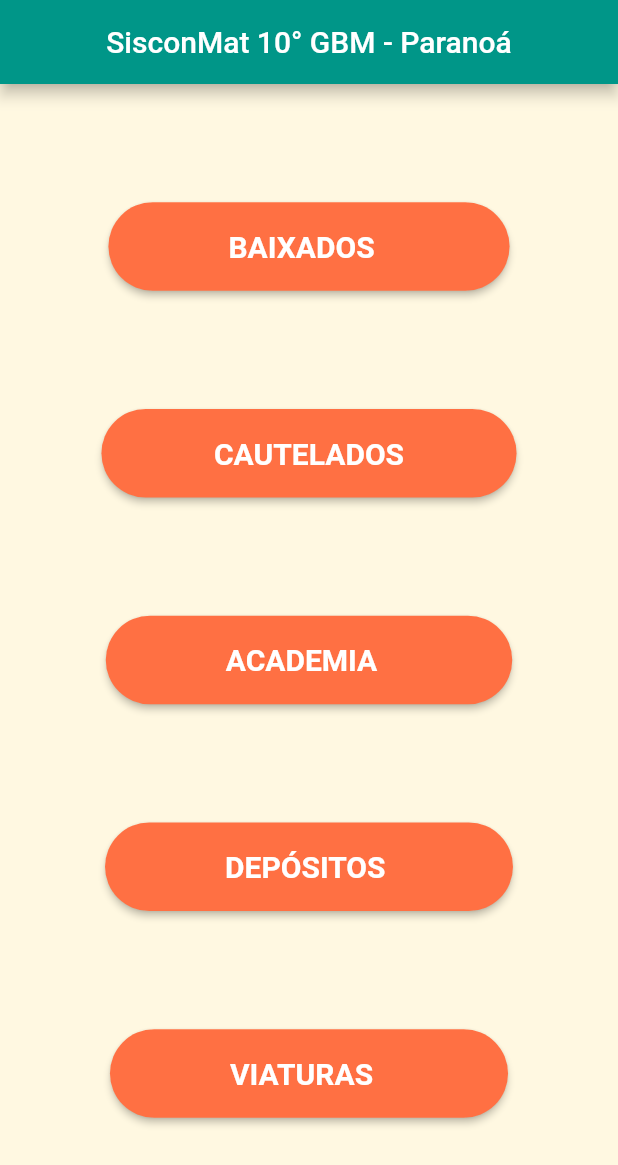
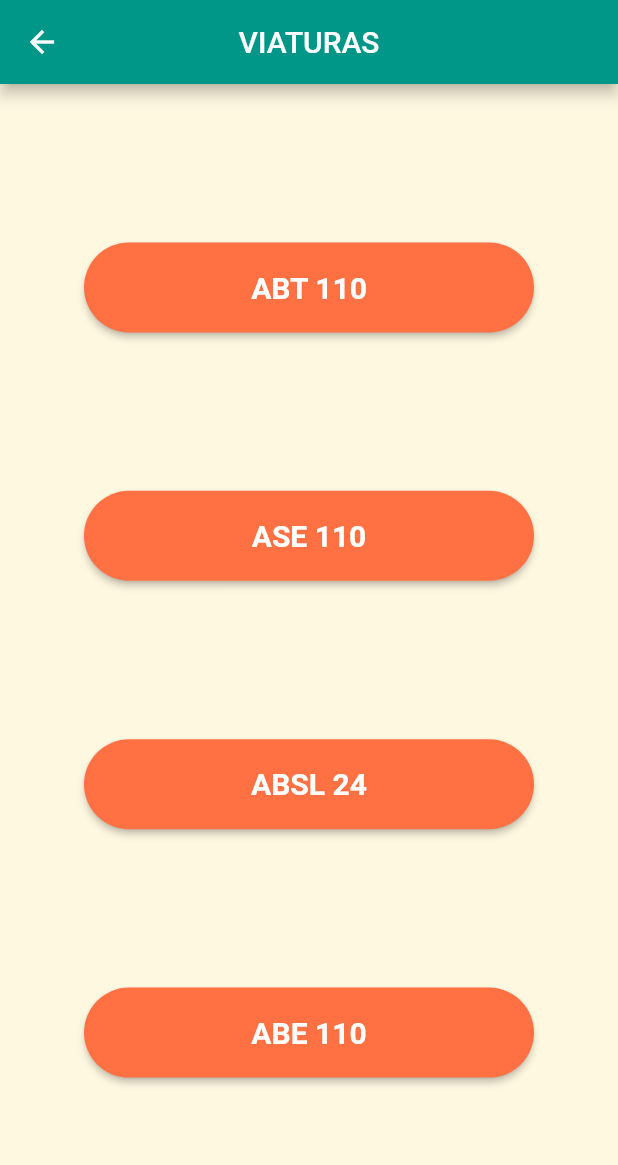
Before and after one commit to ivan-schneider/SiscoMat, a Flutter app: the screen it shows after launch, after a tap on "VIATURAS", on a phone screen of 412 x 824 dp. Shown: the top 1165 px of the screen. Run offline on Flutter 3.47's test engine with Material 2 defaults, Android fonts, the light colour scheme and no system bars.

Commit message:
Adicionada página do ABSL e primeiras CheckListTile

```diff
--- /dev/null
+++ b/lib/home_page.dart
@@ -0,0 +1,126 @@
+// ignore_for_file: prefer_const_constructors, use_key_in_widget_constructors
+
+import 'package:flutter/material.dart';
+import 'depositos_page.dart';
+import 'viaturas_page.dart';
+
+class HomePage extends StatelessWidget {
+  @override
+  Widget build(BuildContext context) {
+    return Scaffold(
+      backgroundColor: Colors.amber[50],
+      appBar: AppBar(
+        title: Text('SisconMat 10° GBM - Paranoá'),
+        centerTitle: true,
+      ),
+      body: Center(
+        //width: MediaQuery.of(context).size.width,
+        child: Column(
+          crossAxisAlignment: CrossAxisAlignment.center,
+          mainAxisAlignment: MainAxisAlignment.spaceEvenly,
+          children: <Widget>[
+            /*SizedBox(height: 30),
+            Container(
+              margin: EdgeInsets.all(17),
+              alignment: Alignment.center,
+              height: 60,
+              decoration: BoxDecoration(
+                  color: Colors.deepOrange[400],
+                  borderRadius: BorderRadius.circular(60)),*/
+            ElevatedButton(
+              child: Text(
+                "BAIXADOS",
+                style: TextStyle(
+                  color: Colors.white,
+                  fontSize: 20,
+                  fontWeight: FontWeight.bold,
+                ),
+              ),
+              style: ElevatedButton.styleFrom(
+                  shape: RoundedRectangleBorder(
+                    borderRadius: BorderRadius.circular(60),
+                  ),
+                  minimumSize: Size(300, 60),
+                  primary: Colors.deepOrange[400]),
+              onPressed: () {},
+            ),
+            ElevatedButton(
+              child: Text(
+                "CAUTELADOS",
+                style: TextStyle(
+                  color: Colors.white,
+                  fontSize: 20,
+                  fontWeight: FontWeight.bold,
+                ),
+              ),
+              style: ElevatedButton.styleFrom(
+                  shape: RoundedRectangleBorder(
+                    borderRadius: BorderRadius.circular(50),
+                  ),
+                  minimumSize: Size(300, 60),
+                  primary: Colors.deepOrange[400]),
+              onPressed: () {},
+            ),
+            ElevatedButton(
+              child: Text(
+                "ACADEMIA",
+                style: TextStyle(
+                  color: Colors.white,
+                  fontSize: 20,
+                  fontWeight: FontWeight.bold,
+                ),
+              ),
+              style: ElevatedButton.styleFrom(
+                  shape: RoundedRectangleBorder(
+                    borderRadius: BorderRadius.circular(60),
+                  ),
+                  minimumSize: Size(300, 60),
+                  primary: Colors.deepOrange[400]),
+              onPressed: () {},
+            ),
+            ElevatedButton(
+              child: Text(
+                "DEPÓSITOS",
+                style: TextStyle(
+                  color: Colors.white,
+                  fontSize: 20,
+                  fontWeight: FontWeight.bold,
+                ),
+              ),
+              style: ElevatedButton.styleFrom(
+                  shape: RoundedRectangleBorder(
+                    borderRadius: BorderRadius.circular(60),
+                  ),
+                  minimumSize: Size(300, 60),
+                  primary: Colors.deepOrange[400]),
+              onPressed: () {
+                Navigator.push(context,
+                    MaterialPageRoute(builder: (context) => DepositosPage()));
+              },
+            ),
+            ElevatedButton(
+              child: Text(
+                "VIATURAS",
+                style: TextStyle(
+                  color: Colors.white,
+                  fontSize: 20,
+                  fontWeight: FontWeight.bold,
+                ),
+              ),
+              style: ElevatedButton.styleFrom(
+                  shape: RoundedRectangleBorder(
+                    borderRadius: BorderRadius.circular(60),
+                  ),
+                  minimumSize: Size(300, 60),
+                  primary: Colors.deepOrange[400]),
+              onPressed: () {
+                Navigator.push(context,
+                    MaterialPageRoute(builder: (context) => ViaturasPage()));
+              },
+            ),
+          ],
+        ),
+      ),
+    );
+  }
+}
--- a/lib/main.dart
+++ b/lib/main.dart
@@ -1,4 +1,7 @@
+// ignore_for_file: use_key_in_widget_constructors, prefer_const_constructors
+
 import 'package:flutter/material.dart';
+import 'home_page.dart';
 
 void main() => runApp(MyApp());
 
@@ -13,118 +16,3 @@ class MyApp extends StatelessWidget {
     );
   }
 }
-
-class HomePage extends StatelessWidget {
-  @override
-  Widget build(BuildContext context) {
-    return Scaffold(
-      backgroundColor: Colors.amber[50],
-      appBar: AppBar(
-        title: Text('SisconMat 10° GBM - Paranoá'),
-        centerTitle: true,
-      ),
-      body: Center(
-        //width: MediaQuery.of(context).size.width,
-        child: Column(
-          crossAxisAlignment: CrossAxisAlignment.center,
-          mainAxisAlignment: MainAxisAlignment.spaceEvenly,
-          children: <Widget>[
-            /*SizedBox(height: 30),
-            Container(
-              margin: EdgeInsets.all(17),
-              alignment: Alignment.center,
-              height: 60,
-              decoration: BoxDecoration(
-                  color: Colors.deepOrange[400],
-                  borderRadius: BorderRadius.circular(60)),*/
-            ElevatedButton(
-              child: Text(
-                "BAIXADOS  ",
-                style: TextStyle(
-                  color: Colors.white,
-                  fontSize: 20,
-                  fontWeight: FontWeight.bold,
-                ),
-              ),
-              style: ElevatedButton.styleFrom(
-                  shape: RoundedRectangleBorder(
-                    borderRadius: BorderRadius.circular(60),
-                  ),
-                  padding: EdgeInsets.symmetric(vertical: 18, horizontal: 80),
-                  primary: Colors.deepOrange[400]),
-              onPressed: () {},
-            ),
-            ElevatedButton(
-              child: Text(
-                "CAUTELADOS",
-                style: TextStyle(
-                  color: Colors.white,
-                  fontSize: 20,
-                  fontWeight: FontWeight.bold,
-                ),
-              ),
-              style: ElevatedButton.styleFrom(
-                  shape: RoundedRectangleBorder(
-                    borderRadius: BorderRadius.circular(50),
-                  ),
-                  padding: EdgeInsets.symmetric(vertical: 18, horizontal: 75),
-                  primary: Colors.deepOrange[400]),
-              onPressed: () {},
-            ),
-            ElevatedButton(
-              child: Text(
-                "ACADEMIA  ",
-                style: TextStyle(
-                  color: Colors.white,
-                  fontSize: 20,
-                  fontWeight: FontWeight.bold,
-                ),
-              ),
-              style: ElevatedButton.styleFrom(
-                  shape: RoundedRectangleBorder(
-                    borderRadius: BorderRadius.circular(60),
-                  ),
-                  padding: EdgeInsets.symmetric(vertical: 18, horizontal: 80),
-                  primary: Colors.deepOrange[400]),
-              onPressed: () {},
-            ),
-            ElevatedButton(
-              child: Text(
-                "DEPÓSITOS ",
-                style: TextStyle(
-                  color: Colors.white,
-                  fontSize: 20,
-                  fontWeight: FontWeight.bold,
-                ),
-              ),
-              style: ElevatedButton.styleFrom(
-                  shape: RoundedRectangleBorder(
-                    borderRadius: BorderRadius.circular(60),
-                  ),
-                  padding: EdgeInsets.symmetric(vertical: 18, horizontal: 80),
-                  primary: Colors.deepOrange[400]),
-              onPressed: () {},
-            ),
-            ElevatedButton(
-              child: Text(
-                "VIATURAS  ",
-                style: TextStyle(
-                  color: Colors.white,
-                  fontSize: 20,
-                  fontWeight: FontWeight.bold,
-                ),
-              ),
-              style: ElevatedButton.styleFrom(
-                  shape: RoundedRectangleBorder(
-                    borderRadius: BorderRadius.circular(60),
-                  ),
-                  padding: EdgeInsets.symmetric(vertical: 18, horizontal: 80),
-                  primary: Colors.deepOrange[400]),
-              onPressed: () {},
-            ),
-          ],
-        ),
-      ),
-    );
-  }
-}
--- /dev/null
+++ b/lib/viaturas_page.dart
@@ -0,0 +1,95 @@
+// ignore_for_file: use_key_in_widget_constructors, prefer_const_constructors
+
+import 'package:flutter/material.dart';
+import 'absl24_page.dart';
+
+class ViaturasPage extends StatelessWidget {
+  @override
+  Widget build(BuildContext context) {
+    return Scaffold(
+      backgroundColor: Colors.amber[50],
+      appBar: AppBar(
+        title: Text('VIATURAS'),
+        centerTitle: true,
+      ),
+      body: Center(
+        child: Column(
+          mainAxisAlignment: MainAxisAlignment.spaceEvenly,
+          children: <Widget>[
+            ElevatedButton(
+              child: Text(
+                "ABT 110",
+                style: TextStyle(
+                  color: Colors.white,
+                  fontSize: 20,
+                  fontWeight: FontWeight.bold,
+                ),
+              ),
+              style: ElevatedButton.styleFrom(
+                  shape: RoundedRectangleBorder(
+                    borderRadius: BorderRadius.circular(60),
+                  ),
+                  minimumSize: Size(300, 60),
+                  primary: Colors.deepOrange[400]),
+              onPressed: () {},
+            ),
+            ElevatedButton(
+              child: Text(
+                "ASE 110",
+                style: TextStyle(
+                  color: Colors.white,
+                  fontSize: 20,
+                  fontWeight: FontWeight.bold,
+                ),
+              ),
+              style: ElevatedButton.styleFrom(
+                  shape: RoundedRectangleBorder(
+                    borderRadius: BorderRadius.circular(60),
+                  ),
+                  minimumSize: Size(300, 60),
+                  primary: Colors.deepOrange[400]),
+              onPressed: () {},
+            ),
+            ElevatedButton(
+              child: Text(
+                "ABSL 24",
+                style: TextStyle(
+                  color: Colors.white,
+                  fontSize: 20,
+                  fontWeight: FontWeight.bold,
+                ),
+              ),
+              style: ElevatedButton.styleFrom(
+                  shape: RoundedRectangleBorder(
+                    borderRadius: BorderRadius.circular(60),
+                  ),
+                  minimumSize: Size(300, 60),
+                  primary: Colors.deepOrange[400]),
+              onPressed: () {
+                Navigator.push(context,
+                    MaterialPageRoute(builder: (context) => ABSL24Page()));
+              },
+            ),
+            ElevatedButton(
+              child: Text(
+                "ABE 110",
+                style: TextStyle(
+                  color: Colors.white,
+                  fontSize: 20,
+                  fontWeight: FontWeight.bold,
+                ),
+              ),
+              style: ElevatedButton.styleFrom(
+                  shape: RoundedRectangleBorder(
+                    borderRadius: BorderRadius.circular(60),
+                  ),
+                  minimumSize: Size(300, 60),
+                  primary: Colors.deepOrange[400]),
+              onPressed: () {},
+            ),
+          ],
+        ),
+      ),
+    );
+  }
+}
```
Also changed, not shown: lib/absl24_page.dart (added, +139 -0 lines), lib/absl24comp1_page.dart (added, +48 -0 lines), lib/depositos_page.dart (added, +71 -0 lines).
